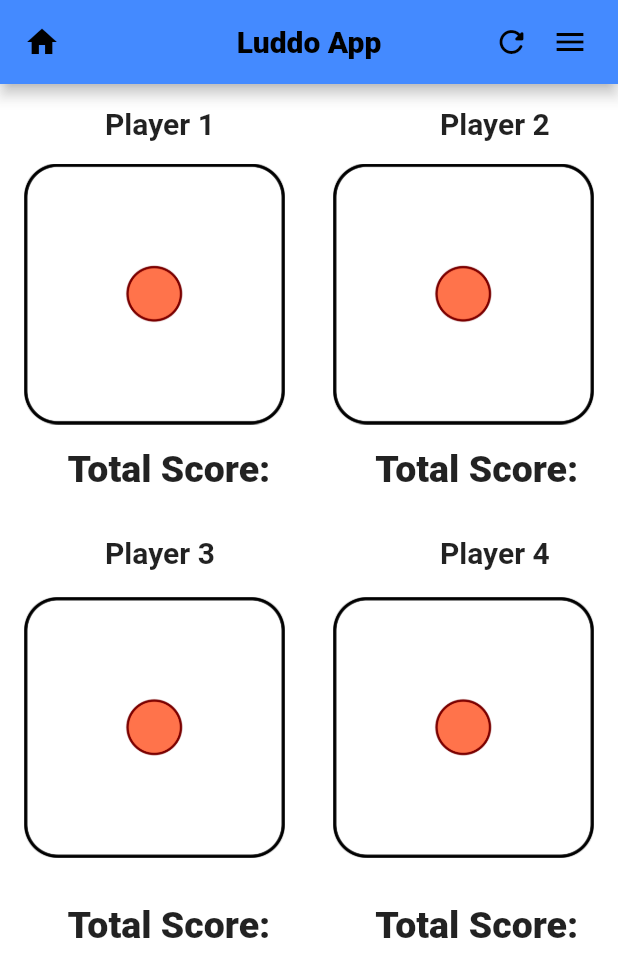
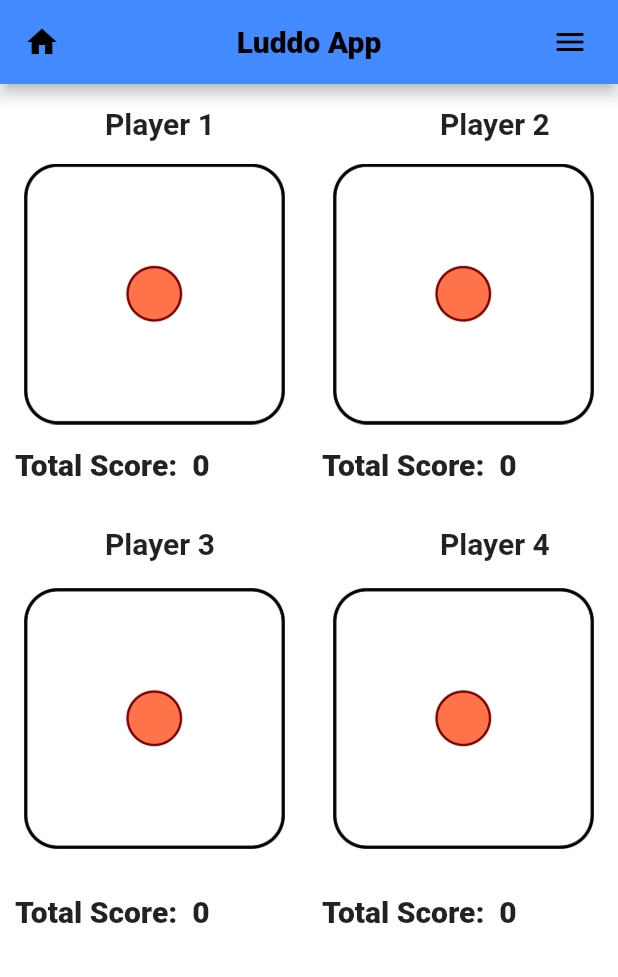
Before and after one commit to AbdulRehmanTariq011/Flutter_Examples, a Flutter app: the screen it shows after launch, on a phone screen of 412 x 824 dp. Shown: the top 977 px of the screen. Run offline on Flutter 3.47's test engine with Material 2 defaults, Android fonts, the light colour scheme and no system bars.

Commit message:
total score
showing total score of each player on screen.

```diff
--- a/luddoapp/lib/screen2.dart
+++ b/luddoapp/lib/screen2.dart
@@ -18,10 +18,6 @@ class MyApp extends StatelessWidget {
           color: Colors.black,
         ),
         actions: [
-          Icon(
-            Icons.refresh_rounded,
-            color: Colors.black,
-          ),
           SizedBox(
             width: 15,
           ),
@@ -56,6 +52,10 @@ class _DicepageState extends State<Dicepage> {
   int score2 = 1;
   int score3 = 1;
   int score4 = 1;
+  int total1 = 0;
+  int total2 = 0;
+  int total3 = 0;
+  int total4 = 0;
   @override
   Widget build(BuildContext context) {
     return Column(
@@ -99,9 +99,10 @@ class _DicepageState extends State<Dicepage> {
                 onPressed: () {
                   setState(() {
                     num1 = Random().nextInt(6) + 1;
+                    total1 = num1 + total1;
                   });
                   score1 = score1 + num1;
-                  print("Player 1 has Total Score :$score1");
+                  print("Player 1 has Total Score :$total1");
                 },
                 child: Image(
                   image: AssetImage("images/dice$num1.png"),
@@ -113,9 +114,10 @@ class _DicepageState extends State<Dicepage> {
                 onPressed: () {
                   setState(() {
                     num2 = Random().nextInt(6) + 1;
+                    total2 = num2 + total2;
                   });
                   score2 = score2 + num2;
-                  print("Player 2 has Total Score :$score2");
+                  print("Player 2 has Total Score :$total2");
                 },
                 child: Image(
                   image: AssetImage("images/dice$num2.png"),
@@ -135,22 +137,22 @@ class _DicepageState extends State<Dicepage> {
           children: [
             Padding(
                 padding: EdgeInsets.only(
-              left: 45.0,
+              left: 10.0,
             )),
             Text(
-              "Total Score:",
+              "Total Score:  $total1",
               style: TextStyle(
-                fontSize: 25,
+                fontSize: 20,
                 fontWeight: FontWeight.w800,
               ),
             ),
             SizedBox(
-              width: 70.0,
+              width: 75.0,
             ),
             Text(
-              "Total Score:",
+              "Total Score:  $total2",
               style: TextStyle(
-                fontSize: 25,
+                fontSize: 20,
                 fontWeight: FontWeight.w800,
               ),
             ),
@@ -196,9 +198,10 @@ class _DicepageState extends State<Dicepage> {
                 onPressed: () {
                   setState(() {
                     num3 = Random().nextInt(6) + 1;
+                    total3 = num3 + total3;
                   });
                   score3 = score3 + num3;
-                  print("Player 3 has Total Score :$score3");
+                  print("Player 3 has Total Score :$total3");
                 },
                 child: Image(
                   image: AssetImage("images/dice$num3.png"),
@@ -210,9 +213,10 @@ class _DicepageState extends State<Dicepage> {
                 onPressed: () {
                   setState(() {
                     num4 = Random().nextInt(6) + 1;
+                    total4 = num4 + total4;
                   });
                   score4 = score4 + num4;
-                  print("Player 4 has Total Score :$score4");
+                  print("Player 4 has Total Score :$total4");
                 },
                 child: Image(
                   image: AssetImage("images/dice$num4.png"),
@@ -234,22 +238,22 @@ class _DicepageState extends State<Dicepage> {
           children: [
             Padding(
                 padding: EdgeInsets.only(
-              left: 45.0,
+              left: 10.0,
             )),
             Text(
-              "Total Score:",
+              "Total Score:  $total3",
               style: TextStyle(
-                fontSize: 25,
+                fontSize: 20,
                 fontWeight: FontWeight.w800,
               ),
             ),
             SizedBox(
-              width: 70.0,
+              width: 75.0,
             ),
             Text(
-              "Total Score:",
+              "Total Score:  $total4",
               style: TextStyle(
-                fontSize: 25,
+                fontSize: 20,
                 fontWeight: FontWeight.w800,
               ),
             ),
```
Also changed, not shown: 1 other file.
